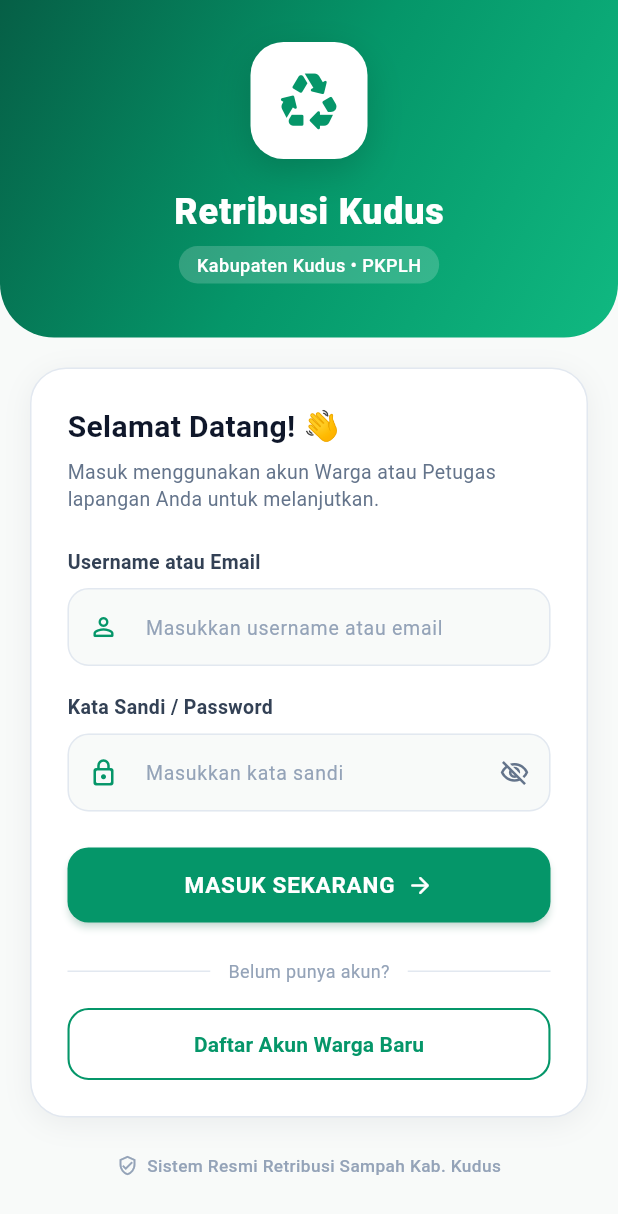
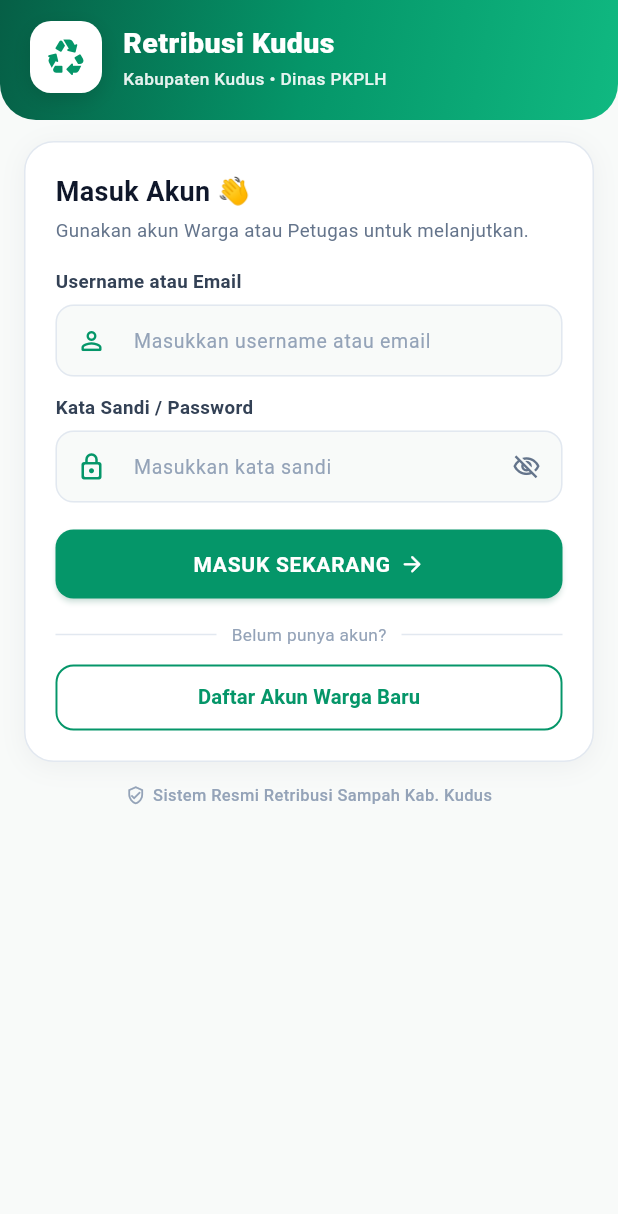
Before and after one commit to WithinTheDream/retribusikudusapp, a Flutter app: the LoginScreen screen opened directly, on a phone screen of 412 x 824 dp. Shown: the top 1214 px of the screen. Run offline on Flutter 3.47's test engine with Material 3 defaults, Android fonts, the phone set to English and light mode, and no system bars; our stand-ins replace image_picker, shared_preferences, sqflite; accounts and stored records are empty.

Commit message:
redesigned login UI

```diff
--- a/lib/screens/auth/login_screen.dart
+++ b/lib/screens/auth/login_screen.dart
@@ -108,19 +108,23 @@ class _LoginScreenState extends State<LoginScreen> {
 
   @override
   Widget build(BuildContext context) {
+    final topPadding = MediaQuery.of(context).padding.top;
+
     return Scaffold(
       backgroundColor: const Color(0xFFF8FAF9),
-      body: SingleChildScrollView(
+      body: SafeArea(
+        top: false,
+        child: SingleChildScrollView(
           child: Column(
             children: [
-            // 1. TOP HEADER WITH GRADIENT & LOGO
+              // 1. COMPACT TOP HEADER WITH LOGO & TITLE
               Container(
                 width: double.infinity,
                 padding: EdgeInsets.only(
-                top: MediaQuery.of(context).padding.top + 28,
-                bottom: 36,
-                left: 24,
-                right: 24,
+                  top: topPadding + 14,
+                  bottom: 18,
+                  left: 20,
+                  right: 20,
                 ),
                 decoration: const BoxDecoration(
                   gradient: LinearGradient(
@@ -129,59 +133,57 @@ class _LoginScreenState extends State<LoginScreen> {
                     end: Alignment.bottomRight,
                   ),
                   borderRadius: BorderRadius.only(
-                  bottomLeft: Radius.circular(36),
-                  bottomRight: Radius.circular(36),
+                    bottomLeft: Radius.circular(24),
+                    bottomRight: Radius.circular(24),
                   ),
                 ),
-              child: Column(
+                child: Row(
                   children: [
                     // App Icon Container
                     Container(
-                    width: 78,
-                    height: 78,
-                    padding: const EdgeInsets.all(16),
+                      width: 48,
+                      height: 48,
                       decoration: BoxDecoration(
                         color: Colors.white,
-                      borderRadius: BorderRadius.circular(22),
+                        borderRadius: BorderRadius.circular(14),
                         boxShadow: [
                           BoxShadow(
-                          color: Colors.black.withValues(alpha: 0.15),
-                          blurRadius: 20,
-                          offset: const Offset(0, 8),
+                            color: Colors.black.withValues(alpha: 0.12),
+                            blurRadius: 10,
+                            offset: const Offset(0, 4),
                           ),
                         ],
                       ),
                       child: const Icon(
                         Icons.recycling_rounded,
-                      size: 44,
+                        size: 28,
                         color: Color(0xFF059669),
                       ),
                     ),
-                  const SizedBox(height: 18),
+                    const SizedBox(width: 14),
+                    Expanded(
+                      child: Column(
+                        crossAxisAlignment: CrossAxisAlignment.start,
+                        children: [
                           const Text(
                             'Retribusi Kudus',
                             style: TextStyle(
-                      fontSize: 24,
+                              fontSize: 19,
                               fontWeight: FontWeight.w800,
                               color: Colors.white,
-                      letterSpacing: 0.5,
+                              letterSpacing: 0.3,
                             ),
                           ),
-                  const SizedBox(height: 6),
-                  Container(
-                    padding: const EdgeInsets.symmetric(horizontal: 12, vertical: 4),
-                    decoration: BoxDecoration(
-                      color: Colors.white.withValues(alpha: 0.18),
-                      borderRadius: BorderRadius.circular(20),
+                          const SizedBox(height: 2),
+                          Text(
+                            'Kabupaten Kudus • Dinas PKPLH',
+                            style: TextStyle(
+                              fontSize: 11.5,
+                              color: Colors.white.withValues(alpha: 0.9),
+                              fontWeight: FontWeight.w500,
                             ),
-                    child: const Text(
-                      'Kabupaten Kudus • PKPLH',
-                      style: TextStyle(
-                        fontSize: 12,
-                        color: Colors.white,
-                        fontWeight: FontWeight.w500,
-                        letterSpacing: 0.3,
                           ),
+                        ],
                       ),
                     ),
                   ],
@@ -190,17 +192,17 @@ class _LoginScreenState extends State<LoginScreen> {
 
               // 2. MAIN LOGIN FORM CARD
               Padding(
-              padding: const EdgeInsets.fromLTRB(20, 20, 20, 24),
+                padding: const EdgeInsets.fromLTRB(16, 14, 16, 14),
                 child: Container(
-                padding: const EdgeInsets.all(24),
+                  padding: const EdgeInsets.all(20),
                   decoration: BoxDecoration(
                     color: Colors.white,
-                  borderRadius: BorderRadius.circular(24),
+                    borderRadius: BorderRadius.circular(20),
                     boxShadow: [
                       BoxShadow(
-                      color: const Color(0xFF0F172A).withValues(alpha: 0.06),
-                      blurRadius: 16,
-                      offset: const Offset(0, 4),
+                        color: const Color(0xFF0F172A).withValues(alpha: 0.05),
+                        blurRadius: 14,
+                        offset: const Offset(0, 3),
                       ),
                     ],
                     border: Border.all(color: const Color(0xFFE2E8F0)),
@@ -211,34 +213,33 @@ class _LoginScreenState extends State<LoginScreen> {
                       crossAxisAlignment: CrossAxisAlignment.start,
                       children: [
                         const Text(
-                        'Selamat Datang! 👋',
+                          'Masuk Akun 👋',
                           style: TextStyle(
-                          fontSize: 20,
+                            fontSize: 18,
                             fontWeight: FontWeight.bold,
                             color: Color(0xFF0F172A),
                           ),
                         ),
-                      const SizedBox(height: 6),
+                        const SizedBox(height: 4),
                         const Text(
-                        'Masuk menggunakan akun Warga atau Petugas lapangan Anda untuk melanjutkan.',
+                          'Gunakan akun Warga atau Petugas untuk melanjutkan.',
                           style: TextStyle(
-                          fontSize: 13,
+                            fontSize: 12.5,
                             color: Color(0xFF64748B),
-                          height: 1.4,
                           ),
                         ),
-                      const SizedBox(height: 24),
+                        const SizedBox(height: 16),
 
                         // Input Username / Email
                         const Text(
                           'Username atau Email',
                           style: TextStyle(
-                          fontSize: 13,
+                            fontSize: 12.5,
                             fontWeight: FontWeight.w600,
                             color: Color(0xFF334155),
                           ),
                         ),
-                      const SizedBox(height: 8),
+                        const SizedBox(height: 6),
                         TextField(
                           controller: _usernameController,
                           textInputAction: TextInputAction.next,
@@ -248,33 +249,33 @@ class _LoginScreenState extends State<LoginScreen> {
                             prefixIcon: const Icon(Icons.person_outline_rounded, color: Color(0xFF059669), size: 20),
                             filled: true,
                             fillColor: const Color(0xFFF8FAF9),
-                          contentPadding: const EdgeInsets.symmetric(horizontal: 16, vertical: 14),
+                            contentPadding: const EdgeInsets.symmetric(horizontal: 14, vertical: 12),
                             border: OutlineInputBorder(
-                            borderRadius: BorderRadius.circular(14),
+                              borderRadius: BorderRadius.circular(12),
                               borderSide: const BorderSide(color: Color(0xFFE2E8F0)),
                             ),
                             enabledBorder: OutlineInputBorder(
-                            borderRadius: BorderRadius.circular(14),
+                              borderRadius: BorderRadius.circular(12),
                               borderSide: const BorderSide(color: Color(0xFFE2E8F0)),
                             ),
                             focusedBorder: OutlineInputBorder(
-                            borderRadius: BorderRadius.circular(14),
+                              borderRadius: BorderRadius.circular(12),
                               borderSide: const BorderSide(color: Color(0xFF059669), width: 1.8),
                             ),
                           ),
                         ),
-                      const SizedBox(height: 18),
+                        const SizedBox(height: 12),
 
                         // Input Password
                         const Text(
                           'Kata Sandi / Password',
                           style: TextStyle(
-                          fontSize: 13,
+                            fontSize: 12.5,
                             fontWeight: FontWeight.w600,
                             color: Color(0xFF334155),
                           ),
                         ),
-                      const SizedBox(height: 8),
+                        const SizedBox(height: 6),
                         TextField(
                           controller: _passwordController,
                           obscureText: _obscurePassword,
@@ -288,7 +289,7 @@ class _LoginScreenState extends State<LoginScreen> {
                               icon: Icon(
                                 _obscurePassword ? Icons.visibility_off_outlined : Icons.visibility_outlined,
                                 color: const Color(0xFF64748B),
-                              size: 20,
+                                size: 19,
                               ),
                               onPressed: () {
                                 setState(() => _obscurePassword = !_obscurePassword);
@@ -296,45 +297,45 @@ class _LoginScreenState extends State<LoginScreen> {
                             ),
                             filled: true,
                             fillColor: const Color(0xFFF8FAF9),
-                          contentPadding: const EdgeInsets.symmetric(horizontal: 16, vertical: 14),
+                            contentPadding: const EdgeInsets.symmetric(horizontal: 14, vertical: 12),
                             border: OutlineInputBorder(
-                            borderRadius: BorderRadius.circular(14),
+                              borderRadius: BorderRadius.circular(12),
                               borderSide: const BorderSide(color: Color(0xFFE2E8F0)),
                             ),
                             enabledBorder: OutlineInputBorder(
-                            borderRadius: BorderRadius.circular(14),
+                              borderRadius: BorderRadius.circular(12),
                               borderSide: const BorderSide(color: Color(0xFFE2E8F0)),
                             ),
                             focusedBorder: OutlineInputBorder(
-                            borderRadius: BorderRadius.circular(14),
+                              borderRadius: BorderRadius.circular(12),
                               borderSide: const BorderSide(color: Color(0xFF059669), width: 1.8),
                             ),
                           ),
                         ),
-                      const SizedBox(height: 24),
+                        const SizedBox(height: 18),
 
                         // Tombol Login
                         SizedBox(
                           width: double.infinity,
-                        height: 50,
+                          height: 46,
                           child: ElevatedButton(
                             onPressed: _isLoading ? null : _handleLogin,
                             style: ElevatedButton.styleFrom(
                               backgroundColor: const Color(0xFF059669),
                               foregroundColor: Colors.white,
-                            elevation: 2,
-                            shadowColor: const Color(0xFF059669).withValues(alpha: 0.4),
+                              elevation: 1.5,
+                              shadowColor: const Color(0xFF059669).withValues(alpha: 0.35),
                               shape: RoundedRectangleBorder(
-                              borderRadius: BorderRadius.circular(14),
+                                borderRadius: BorderRadius.circular(12),
                               ),
                             ),
                             child: _isLoading
                                 ? const SizedBox(
-                                  width: 22,
-                                  height: 22,
+                                    width: 20,
+                                    height: 20,
                                     child: CircularProgressIndicator(
                                       color: Colors.white,
-                                    strokeWidth: 2.5,
+                                      strokeWidth: 2.2,
                                     ),
                                   )
                                 : Row(
@@ -343,38 +344,38 @@ class _LoginScreenState extends State<LoginScreen> {
                                       Text(
                                         'MASUK SEKARANG',
                                         style: TextStyle(
-                                        fontSize: 15,
+                                          fontSize: 14,
                                           fontWeight: FontWeight.bold,
                                           letterSpacing: 0.5,
                                         ),
                                       ),
-                                    SizedBox(width: 8),
-                                    Icon(Icons.arrow_forward_rounded, size: 18),
+                                      SizedBox(width: 6),
+                                      Icon(Icons.arrow_forward_rounded, size: 17),
                                     ],
                                   ),
                           ),
                         ),
 
-                      const SizedBox(height: 24),
+                        const SizedBox(height: 16),
                         Row(
                           children: const [
                             Expanded(child: Divider(color: Color(0xFFE2E8F0))),
                             Padding(
-                            padding: EdgeInsets.symmetric(horizontal: 12),
+                              padding: EdgeInsets.symmetric(horizontal: 10),
                               child: Text(
                                 'Belum punya akun?',
-                              style: TextStyle(fontSize: 12, color: Color(0xFF94A3B8)),
+                                style: TextStyle(fontSize: 11.5, color: Color(0xFF94A3B8)),
                               ),
                             ),
                             Expanded(child: Divider(color: Color(0xFFE2E8F0))),
                           ],
                         ),
-                      const SizedBox(height: 16),
+                        const SizedBox(height: 12),
 
                         // Tombol Registrasi
                         SizedBox(
                           width: double.infinity,
-                        height: 48,
+                          height: 44,
                           child: OutlinedButton(
                             onPressed: () {
                               Navigator.push(
@@ -384,15 +385,15 @@ class _LoginScreenState extends State<LoginScreen> {
                             },
                             style: OutlinedButton.styleFrom(
                               foregroundColor: const Color(0xFF059669),
-                            side: const BorderSide(color: Color(0xFF059669), width: 1.4),
+                              side: const BorderSide(color: Color(0xFF059669), width: 1.3),
                               shape: RoundedRectangleBorder(
-                              borderRadius: BorderRadius.circular(14),
+                                borderRadius: BorderRadius.circular(12),
                               ),
                             ),
                             child: const Text(
                               'Daftar Akun Warga Baru',
                               style: TextStyle(
-                              fontSize: 14,
+                                fontSize: 13.5,
                                 fontWeight: FontWeight.w600,
                               ),
                             ),
@@ -406,23 +407,19 @@ class _LoginScreenState extends State<LoginScreen> {
 
               // 3. FOOTER
               Padding(
-              padding: const EdgeInsets.only(bottom: 24),
-              child: Column(
-                children: [
-                  Row(
+                padding: const EdgeInsets.only(bottom: 16),
+                child: Row(
                   mainAxisAlignment: MainAxisAlignment.center,
-                    children: [
-                      Icon(Icons.verified_user_outlined, size: 14, color: const Color(0xFF94A3B8)),
-                      const SizedBox(width: 6),
+                  children: const [
+                    Icon(Icons.verified_user_outlined, size: 13, color: Color(0xFF94A3B8)),
+                    SizedBox(width: 5),
                     Text(
                       'Sistem Resmi Retribusi Sampah Kab. Kudus',
                       style: TextStyle(
-                          fontSize: 11.5,
-                          color: const Color(0xFF94A3B8),
+                        fontSize: 11,
+                        color: Color(0xFF94A3B8),
                         fontWeight: FontWeight.w500,
                       ),
-                      ),
-                    ],
                     ),
                   ],
                 ),
@@ -430,6 +427,7 @@ class _LoginScreenState extends State<LoginScreen> {
             ],
           ),
         ),
+      ),
     );
   }
 }
```
Lines whose indentation alone changed are shown as unchanged.
